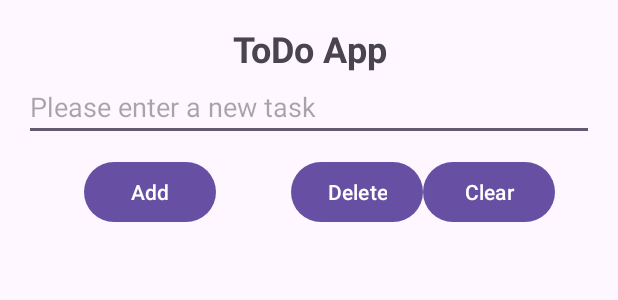
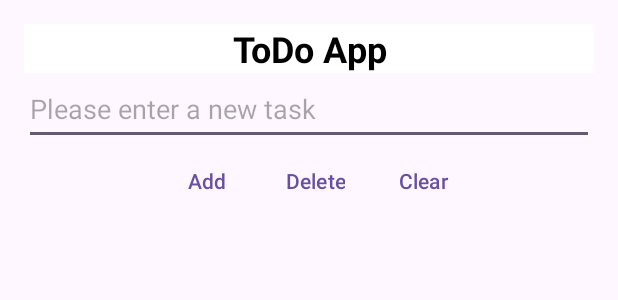
Before and after one commit to dpadilla90/JAV1001-Lab6-ToDoList, an Android app: the layout activity_main.xml on its own in the app's theme, with its tools: preview values and no code run, on a phone screen of 412 x 824 dp. Shown: the top 300 px of the screen. Run offline under Robolectric (Android 15) with nearby library versions, the phone set to English and light mode, and no system bars.

Commit message:
Added functionality for Add button and changed UI

```diff
--- a/app/build.gradle
+++ b/app/build.gradle
@@ -17,6 +17,7 @@ android {
         testInstrumentationRunner "androidx.test.runner.AndroidJUnitRunner"
     }
 
+
     buildTypes {
         release {
             minifyEnabled false
@@ -30,6 +31,9 @@ android {
     kotlinOptions {
         jvmTarget = '1.8'
     }
+    buildFeatures {
+        viewBinding true
+    }
 }
 
 dependencies {
--- a/app/src/main/res/layout/activity_main.xml
+++ b/app/src/main/res/layout/activity_main.xml
@@ -1,7 +1,6 @@
 <?xml version="1.0" encoding="utf-8"?>
 <LinearLayout
     xmlns:android="http://schemas.android.com/apk/res/android"
-    xmlns:tools="http://schemas.android.com/tools"
     android:layout_width="match_parent"
     android:layout_height="match_parent"
     android:orientation="vertical"
@@ -14,43 +13,51 @@
         android:text="@string/app_name"
         android:textSize="24sp"
         android:textStyle="bold"
+        android:textColor="#000000"
+        android:background="#FFFFFF"
         android:gravity="center"/>
+
 
     <EditText
         android:id="@+id/editTextTask"
         android:layout_width="match_parent"
-        android:layout_height="wrap_content"
+        android:layout_height="48dp"
         android:hint="@string/hint_text"
-        android:inputType="text"/>
+        android:inputType="text"
+        android:autofillHints="task"
+        />
+
 
     <LinearLayout
-        android:layout_width="match_parent"
+        android:id="@+id/linearLayoutButtons"
+        android:layout_width="wrap_content"
         android:layout_height="wrap_content"
-        android:id="@+id/linearLayout1"
+        android:layout_gravity="center"
         android:orientation="horizontal"
-        android:layout_below="@id/editTextTask"
-        android:padding="10dp">
+        >
+
         <Button
-            android:id="@+id/add"
+            android:id="@+id/buttonAdd"
             android:layout_width="wrap_content"
             android:layout_height="wrap_content"
             android:text="@string/add_button"
-            android:layout_marginLeft="30dp"
-            android:layout_marginRight="20dp"/>
+            style="?android:attr/buttonBarButtonStyle"/>
+
         <Button
-            android:id="@+id/delete"
+            android:id="@+id/buttonDelete"
             android:layout_width="wrap_content"
             android:layout_height="wrap_content"
             android:text="@string/delete_button"
-            android:layout_marginLeft="30dp"/>
+            android:layout_marginStart="8dp"
+            style="?android:attr/buttonBarButtonStyle"/>
+
         <Button
-            android:id="@+id/clear"
+            android:id="@+id/buttonClear"
             android:layout_width="wrap_content"
             android:layout_height="wrap_content"
             android:text="@string/clear_button"
-            />
-
-
+            android:layout_marginStart="8dp"
+            style="?android:attr/buttonBarButtonStyle"/>
     </LinearLayout>
 
     <ListView
```
Also changed, not shown: app/src/main/java/com/example/todoapp/MainActivity.kt (+45 -2 lines).
